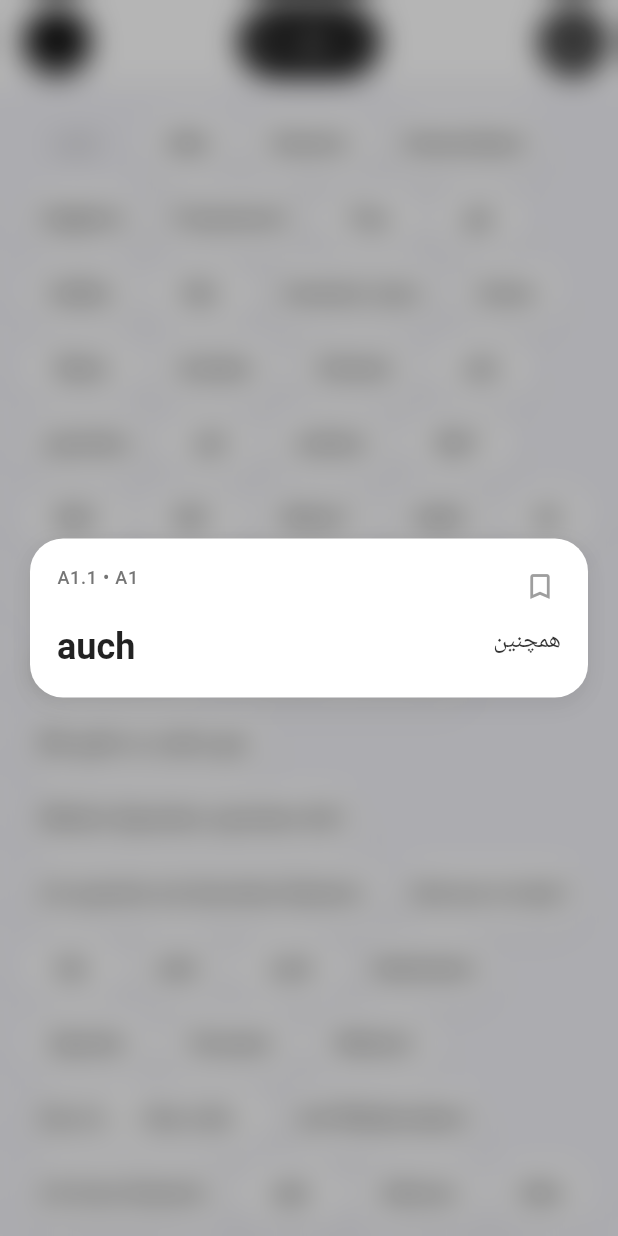
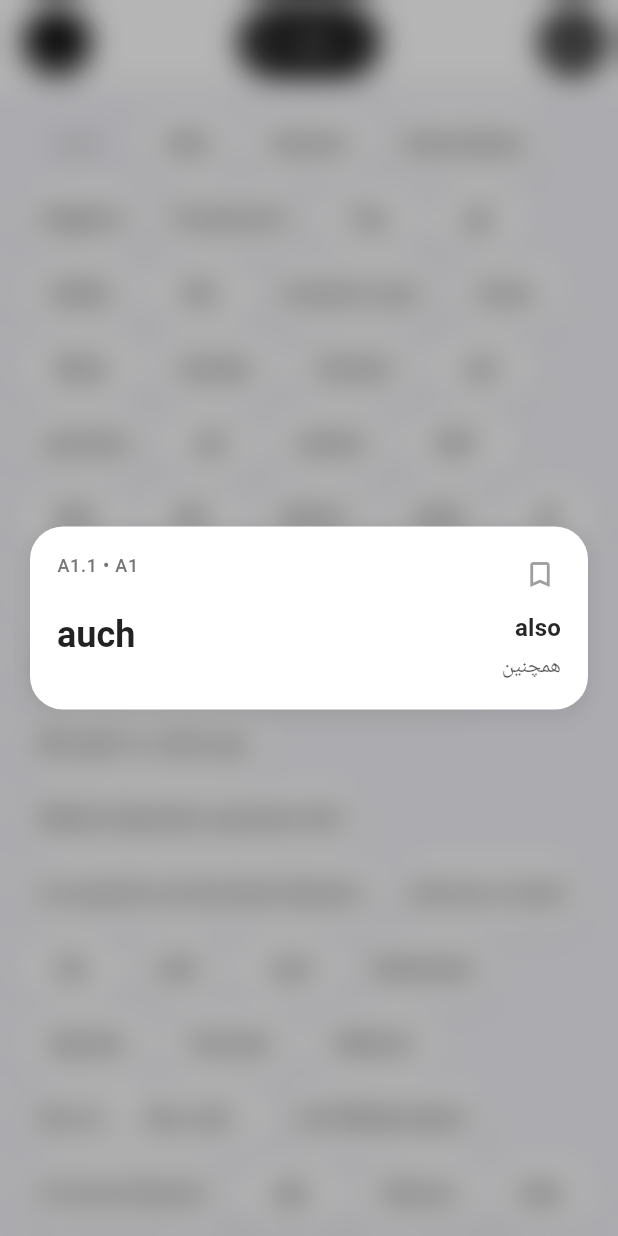
Before and after one commit to KhaledJawan/words-map, a Flutter app: the screen it shows after launch, after a tap on "auch", on a phone screen of 412 x 824 dp. Run offline on Flutter 3.47's test engine with Material 3 defaults, Android fonts, the phone set to English and light mode, and no system bars; our stand-ins replace firebase_auth, firebase_core, lottie, lucide_icons_flutter, package_info_plus, shared_preferences; accounts and stored records are empty; network calls fail.

Commit message:
release version 1.0.1

```diff
--- a/lib/screens/words_list_screen.dart
+++ b/lib/screens/words_list_screen.dart
@@ -300,11 +300,23 @@ class _WordsContentState extends State<WordsContent> {
                   Center(
                     child: Padding(
                       padding: const EdgeInsets.symmetric(horizontal: 20),
-                      child: WordDetailSoftCard(
+                      child: Builder(
+                        builder: (dialogContext) {
+                          final localeCode =
+                              Localizations.localeOf(dialogContext).languageCode;
+                          final fa = word.translationFa;
+                          final en = word.translationEn;
+                          final primary = localeCode == 'fa'
+                              ? (fa.isNotEmpty ? fa : en)
+                              : (en.isNotEmpty ? en : fa);
+                          final secondary = localeCode == 'fa'
+                              ? (en.isNotEmpty ? en : '')
+                              : (fa.isNotEmpty ? fa : '');
+                          return WordDetailSoftCard(
                             word: word.de,
-                        translation: word.translationFa.isNotEmpty
-                            ? word.translationFa
-                            : word.translationEn,
+                            translationPrimary: primary,
+                            translationSecondary:
+                                secondary.isNotEmpty ? secondary : null,
                             example: word.example,
                             extra: [
                               if (word.level != null) word.level,
@@ -316,6 +328,8 @@ class _WordsContentState extends State<WordsContent> {
                                 bookmarkedLocal = !bookmarkedLocal;
                               });
                               _toggleBookmark(word);
+                            },
+                          );
                         },
                       ),
                     ),
--- a/lib/widgets/word_detail_soft_card.dart
+++ b/lib/widgets/word_detail_soft_card.dart
@@ -3,7 +3,8 @@ import 'package:word_map_app/ui/ios_card.dart';
 
 class WordDetailSoftCard extends StatelessWidget {
   final String word;
-  final String translation;
+  final String translationPrimary;
+  final String? translationSecondary;
   final String? example;
   final String? extra;
   final bool isBookmarked;
@@ -12,7 +13,8 @@ class WordDetailSoftCard extends StatelessWidget {
   const WordDetailSoftCard({
     super.key,
     required this.word,
-    required this.translation,
+    required this.translationPrimary,
+    this.translationSecondary,
     this.example,
     this.extra,
     this.isBookmarked = false,
@@ -24,6 +26,8 @@ class WordDetailSoftCard extends StatelessWidget {
     final textTheme = Theme.of(context).textTheme;
     return IosCard(
       padding: const EdgeInsets.all(18),
+      child: Directionality(
+        textDirection: TextDirection.ltr,
         child: Column(
           mainAxisSize: MainAxisSize.min,
           crossAxisAlignment: CrossAxisAlignment.start,
@@ -76,14 +80,33 @@ class WordDetailSoftCard extends StatelessWidget {
                 ),
                 const SizedBox(width: 16),
                 Expanded(
-                child: Text(
-                  translation,
+                  child: Column(
+                    crossAxisAlignment: CrossAxisAlignment.end,
+                    children: [
+                      Text(
+                        translationPrimary,
                         textAlign: TextAlign.end,
                         style: textTheme.titleMedium?.copyWith(
-                    color: Colors.black.withOpacity(0.8),
+                          color: Colors.black.withOpacity(0.85),
+                          fontWeight: FontWeight.w600,
                         ),
                         maxLines: 2,
                         overflow: TextOverflow.ellipsis,
+                      ),
+                      if (translationSecondary != null &&
+                          translationSecondary!.trim().isNotEmpty) ...[
+                        const SizedBox(height: 4),
+                        Text(
+                          translationSecondary!,
+                          textAlign: TextAlign.end,
+                          style: textTheme.bodyMedium?.copyWith(
+                            color: Colors.black.withOpacity(0.65),
+                          ),
+                          maxLines: 2,
+                          overflow: TextOverflow.ellipsis,
+                        ),
+                      ],
+                    ],
                   ),
                 ),
               ],
@@ -99,6 +122,7 @@ class WordDetailSoftCard extends StatelessWidget {
             ],
           ],
         ),
+      ),
     );
   }
 }
--- a/pubspec.yaml
+++ b/pubspec.yaml
@@ -16,7 +16,7 @@ publish_to: "none" # Remove this line if you wish to publish to pub.dev
 # https://developer.apple.com/library/archive/documentation/General/Reference/InfoPlistKeyReference/Articles/CoreFoundationKeys.html
 # In Windows, build-name is used as the major, minor, and patch parts
 # of the product and file versions while build-number is used as the build suffix.
-version: 1.0.0+1
+version: 1.0.1
 
 environment:
   sdk: ^3.10.3
```
Lines whose indentation alone changed are shown as unchanged.
